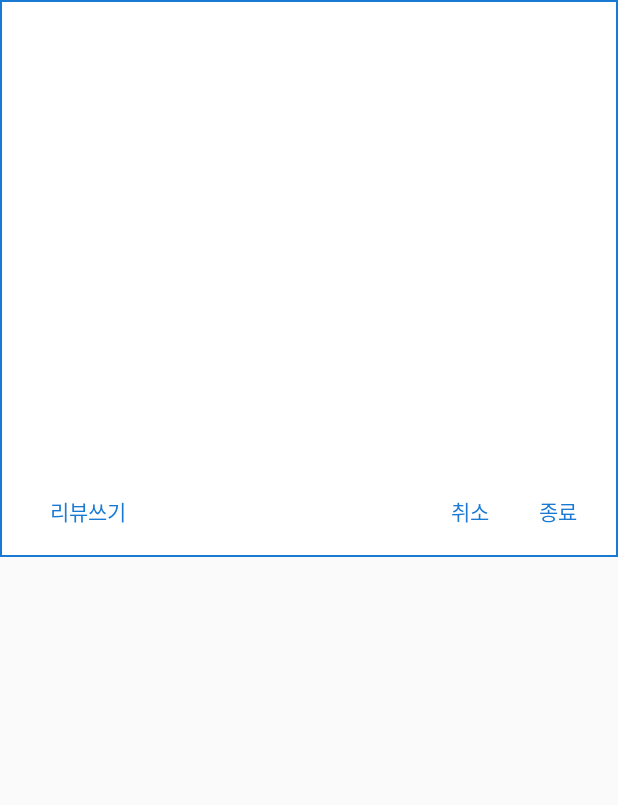
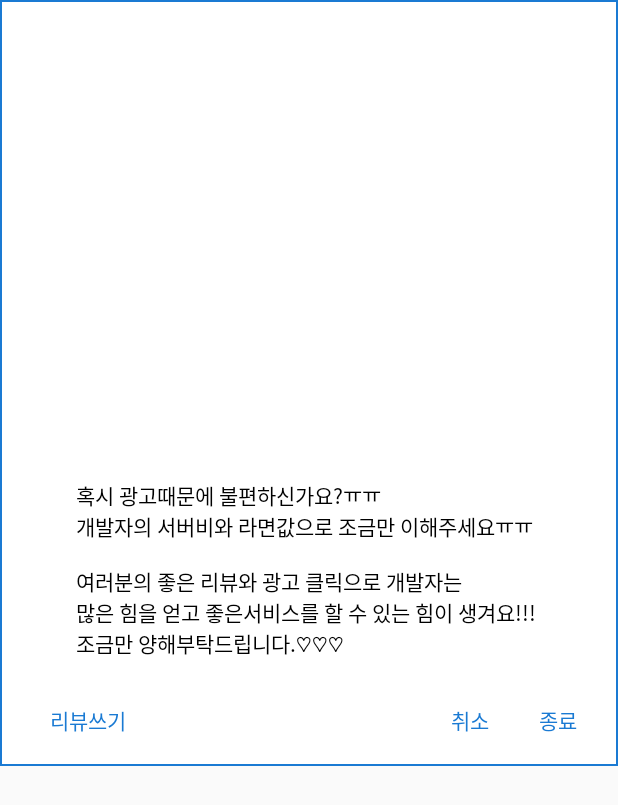
Before and after one commit to chonamdoo/air_ticket, an Android app: the layout dialog.xml on its own in the app's theme, with its tools: preview values and no code run, on a phone screen of 412 x 824 dp. Shown: the top 805 px of the screen. Run offline under Robolectric (Android 15) with nearby library versions, the phone set to English and light mode, and no system bars.

Commit message:
20160920

```diff
--- a/app/build.gradle
+++ b/app/build.gradle
@@ -8,8 +8,8 @@ android {
         applicationId "kr.ds.air_ticket"
         minSdkVersion 15
         targetSdkVersion 23
-        versionCode 5
-        versionName "1.4"
+        versionCode 7
+        versionName "1.6"
         multiDexEnabled true
     }
     buildTypes {
--- a/app/src/main/AndroidManifest.xml
+++ b/app/src/main/AndroidManifest.xml
@@ -13,13 +13,16 @@
         android:hardwareAccelerated="true"
         android:name="kr.ds.air_ticket.AirTicketApplication"
         android:theme="@style/AppTheme">
+
+        <activity android:name="com.facebook.ads.InterstitialAdActivity"
+                  android:configChanges="keyboardHidden|orientation" />
+
         <activity android:name=".MainActivity">
             <intent-filter>
                 <action android:name="android.intent.action.MAIN"/>
                 <category android:name="android.intent.category.LAUNCHER"/>
             </intent-filter>
         </activity>
-
 
         <!-- [START gcm_receiver] -->
         <receiver
--- a/app/src/main/java/kr/ds/store/MainStoreTypeDialog.java
+++ b/app/src/main/java/kr/ds/store/MainStoreTypeDialog.java
@@ -42,7 +42,6 @@ public class MainStoreTypeDialog extends DialogFragment implements OnClickListen
 	private TextView mTextView1, mTextView2, mTextView3, mTextView4;
 
 	private LinearLayout  mNativeAdContainer;
-	private LinearLayout mLinearLayoutBg;
 	private LinearLayout mAdView;
 	private Boolean isNativeCheck = false;
 	private NativeAd mNativeAd;
@@ -111,7 +110,6 @@ public class MainStoreTypeDialog extends DialogFragment implements OnClickListen
 		LayoutInflater mLayoutInflater = getActivity().getLayoutInflater();
 		View view = mLayoutInflater.inflate(R.layout.dialog, null);
 		mNativeAdContainer = (LinearLayout)view.findViewById(R.id.linearLayout_native);
-		mLinearLayoutBg = (LinearLayout)view.findViewById(R.id.linearLayout_bg);
 		(mTextView1 = (TextView)view.findViewById(R.id.textView1)).setOnClickListener(this);
 		(mTextView3 = (TextView)view.findViewById(R.id.textView3)).setOnClickListener(this);
 		(mTextView4 = (TextView)view.findViewById(R.id.textView4)).setOnClickListener(this);
@@ -120,7 +118,6 @@ public class MainStoreTypeDialog extends DialogFragment implements OnClickListen
 			setView();
 		}else{
 			mNativeAdContainer.setVisibility(View.GONE);
-			mLinearLayoutBg.setVisibility(View.VISIBLE);
 		}
 
 		mBuilder.setView(view);
--- a/app/src/main/res/layout/dialog.xml
+++ b/app/src/main/res/layout/dialog.xml
@@ -3,6 +3,21 @@
               android:layout_width="match_parent"
               android:layout_height="wrap_content"
               android:background="@drawable/btn"
+              android:orientation="vertical">
+
+    <ScrollView
+        android:layout_width="match_parent"
+        android:layout_height="match_parent">
+
+        <LinearLayout
+            android:layout_width="match_parent"
+            android:layout_height="match_parent"
+            android:orientation="vertical">
+
+            <LinearLayout
+                android:layout_width="match_parent"
+                android:layout_height="0dip"
+                android:layout_weight="1"
                 android:orientation="vertical">
 
                 <LinearLayout
@@ -15,27 +30,10 @@
                 </LinearLayout>
 
                 <LinearLayout
-        android:minHeight="300dip"
-        android:visibility="gone"
-        android:id="@+id/linearLayout_bg"
                     android:layout_width="match_parent"
-        android:layout_height="match_parent"
+                    android:layout_height="wrap_content"
                     android:gravity="center"
-        android:orientation="vertical" >
-
-        <TextView
-            android:layout_width="wrap_content"
-            android:layout_height="wrap_content"
-            android:padding="10dip"
-            android:text="어플을 종료 하시 겠습니까?"
-            android:textColor="@color/black"
-            android:textSize="19sp" />
-
-        <View
-            android:layout_width="match_parent"
-            android:layout_height="1px"
-            android:background="@color/app_color" >
-        </View>
+                    android:orientation="vertical">
 
                     <TextView
                         android:layout_width="wrap_content"
@@ -43,9 +41,14 @@
                         android:padding="10dip"
                         android:text="혹시 광고때문에 불편하신가요?ㅠㅠ\n개발자의 서버비와 라면값으로 조금만 이해주세요ㅠㅠ\n\n여러분의 좋은 리뷰와 광고 클릭으로 개발자는\n많은 힘을 얻고 좋은서비스를 할 수 있는 힘이 생겨요!!! \n조금만 양해부탁드립니다.♡♡♡ "
                         android:textColor="@color/black"
-            android:textSize="14sp" />
+                        android:textSize="14sp"/>
                 </LinearLayout>
 
+            </LinearLayout>
+
+            <LinearLayout
+                android:layout_width="match_parent"
+                android:layout_height="wrap_content">
 
                 <LinearLayout
                     android:layout_marginTop="10dip"
@@ -88,7 +91,6 @@
                             android:layout_gravity="center"
                             android:gravity="center"
                             >
-
                         </LinearLayout>
                     </LinearLayout>
 
@@ -142,7 +144,9 @@
                                 android:text="종료"/>
                         </LinearLayout>
                     </LinearLayout>
+                </LinearLayout>
+            </LinearLayout>
+        </LinearLayout>
+    </ScrollView>
 
 </LinearLayout>
-
-</LinearLayout>
```
Also changed, not shown: app/src/main/java/kr/ds/adapter/ListAdapter.java (+21 -0 lines), app/src/main/java/kr/ds/air_ticket/MainActivity.java (+52 -0 lines), app/src/main/res/layout/fragment_list1_item1.xml (+15 -3 lines), app/src/main/res/mipmap-xhdpi/share.png (added). Lines whose indentation alone changed are shown as unchanged.
